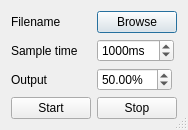
johnerlandsson/QMonsterMash, file plotdialog.ui: the form before one commit.
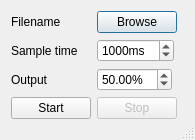
The form after the commit.

```diff
--- a/plotdialog.ui
+++ b/plotdialog.ui
@@ -6,8 +6,8 @@
    <rect>
     <x>0</x>
     <y>0</y>
-    <width>168</width>
-    <height>116</height>
+    <width>195</width>
+    <height>140</height>
    </rect>
   </property>
   <property name="windowTitle">
@@ -97,6 +97,9 @@
      </item>
      <item row="3" column="1">
       <widget class="QPushButton" name="buttStop">
+       <property name="enabled">
+        <bool>false</bool>
+       </property>
        <property name="text">
         <string>Stop</string>
        </property>
```
Left out of the diff: 2 changed lines with no effect on the pictures.
